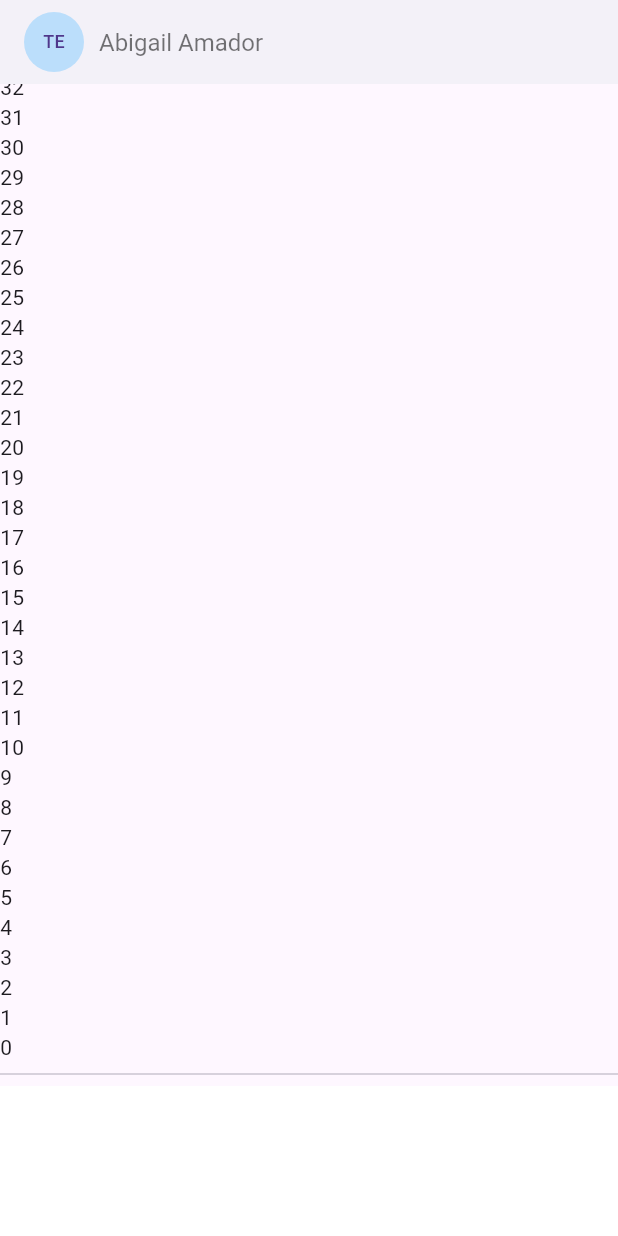
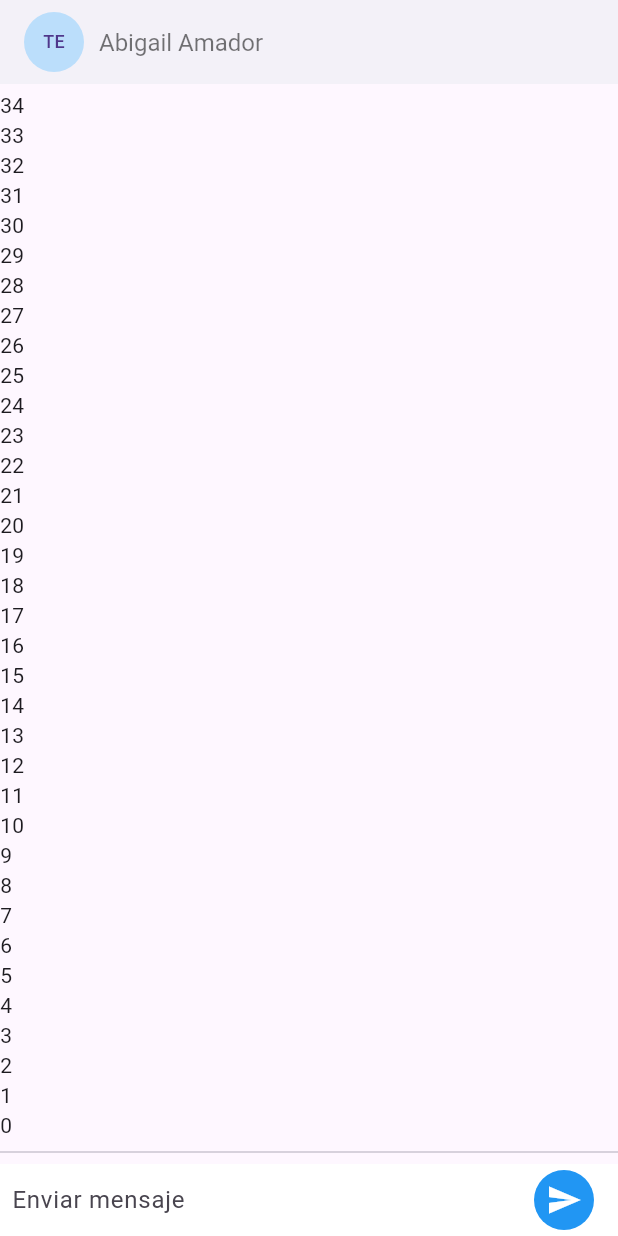
Before and after one commit to Flutter-Course-Sergio/realtime_chat_app, a Flutter app: the screen it shows after launch, on a phone screen of 412 x 824 dp. Run offline on Flutter 3.47's test engine with Material 3 defaults, Android fonts, the phone set to English and light mode, and no system bars; our stand-ins replace pull_to_refresh.

Commit message:
Caja de texto de nuestro chat

```diff
--- a/lib/pages/chat_page.dart
+++ b/lib/pages/chat_page.dart
@@ -1,7 +1,18 @@
+import 'dart:io';
+
+import 'package:flutter/cupertino.dart';
 import 'package:flutter/material.dart';
 
-class ChatPage extends StatelessWidget {
+class ChatPage extends StatefulWidget {
   const ChatPage({super.key});
+
+  @override
+  State<ChatPage> createState() => _ChatPageState();
+}
+
+class _ChatPageState extends State<ChatPage> {
+  final textController = TextEditingController();
+  final focusNode = FocusNode();
 
   @override
   Widget build(BuildContext context) {
@@ -38,10 +49,49 @@ class ChatPage extends StatelessWidget {
               const Divider(),
               Container(
                 color: Colors.white,
-                height: 100,
+                child: _inputChat(),
               )
             ],
           ),
         ));
   }
+
+  Widget _inputChat() {
+    return SafeArea(
+        child: Container(
+      margin: const EdgeInsets.symmetric(horizontal: 8),
+      child: Row(
+        children: [
+          Flexible(
+            child: TextField(
+              controller: textController,
+              onSubmitted: _handleSubmit,
+              onChanged: (String content) {
+                // TODO: cuando hay un valor para poder postear
+              },
+              decoration: InputDecoration.collapsed(hintText: 'Enviar mensaje'),
+              focusNode: focusNode,
+            ),
+          ),
+          Container(
+            margin: const EdgeInsets.symmetric(horizontal: 4),
+            child: Platform.isIOS
+                ? CupertinoButton(child: Text('Enviar'), onPressed: () {})
+                : IconButton.filled(
+                    onPressed: () {},
+                    style: IconButton.styleFrom(backgroundColor: Colors.blue),
+                    icon: const Icon(
+                      Icons.send,
+                    )),
+          )
+        ],
+      ),
+    ));
+  }
+
+  _handleSubmit(String message) {
+    print(message);
+    textController.clear();
+    focusNode.requestFocus();
+  }
 }
```
